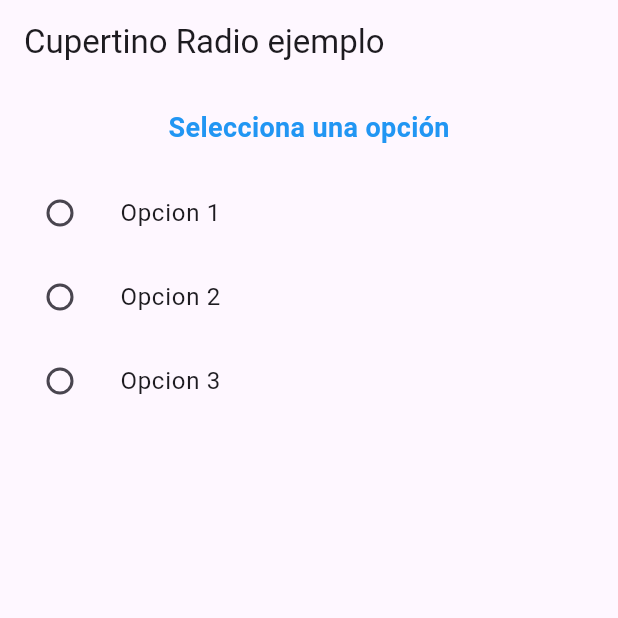
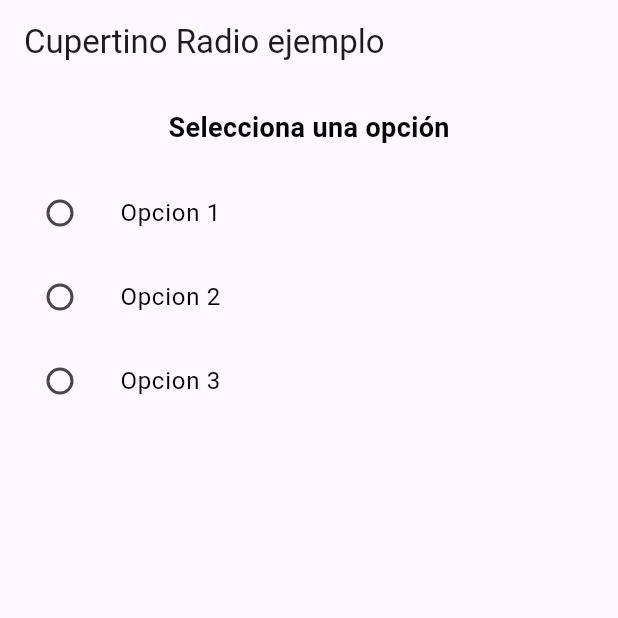
Before and after one commit to ALMIGHTO-GOD/trinas, a Flutter app: the screen it shows after launch, on a phone screen of 412 x 824 dp, the top half of it. Run offline on Flutter 3.47's test engine with Material 3 defaults, Android fonts, the light colour scheme and no system bars.

Commit message:
cambios nombre

```diff
--- a/lib/presentacion/CupertinoRadio.dart
+++ b/lib/presentacion/CupertinoRadio.dart
@@ -1,5 +1,9 @@
 import 'package:flutter/material.dart';
 
+
+//Licea Langarica
+//Alma Angelina Mercado Ramos
+//Jorge Adan Soria Chavarin
 class CupertinoRadio extends StatefulWidget {
   const CupertinoRadio({super.key});
 
@@ -10,12 +14,23 @@ class CupertinoRadio extends StatefulWidget {
 class _CupertinoRadioState extends State<CupertinoRadio> {
   int _selectedValue = 0;
 
+  Color _getColor(int value) {
+    switch (value) {
+      case 1:
+        return Colors.blueAccent;
+      case 2:
+        return Colors.redAccent;
+      case 3:
+        return Colors.purpleAccent;
+      default:
+        return Colors.black;
+    }
+  }
+
   @override
   Widget build(BuildContext context) {
     return Scaffold(
-      appBar: AppBar(
-        title: const Text('Cupertino Radio ejemplo'),
-      ),
+      appBar: AppBar(title: const Text('Cupertino Radio ejemplo')),
       body: Column(
         children: [
           Padding(
@@ -24,18 +39,27 @@ class _CupertinoRadioState extends State<CupertinoRadio> {
               _selectedValue == 0
                   ? 'Selecciona una opción'
                   : 'Opción ${_selectedValue} seleccionada',
-              style: const TextStyle(
+              style: TextStyle(
                 fontSize: 18,
                 fontWeight: FontWeight.bold,
-                color: Colors.blue,
+                color: _getColor(_selectedValue),
               ),
             ),
           ),
           ListTile(
-            title: const Text('Opcion 1'),
+            title: Text(
+              'Opcion 1',
+              style: TextStyle(
+                color: _selectedValue == 1 ? Colors.blueAccent : Colors.black,
+                fontWeight: _selectedValue == 1
+                    ? FontWeight.bold
+                    : FontWeight.normal,
+              ),
+            ),
             leading: Radio<int>(
               value: 1,
               groupValue: _selectedValue,
+              activeColor: Colors.blueAccent,
               onChanged: (int? value) {
                 setState(() {
                   _selectedValue = value!;
@@ -44,10 +68,19 @@ class _CupertinoRadioState extends State<CupertinoRadio> {
             ),
           ),
           ListTile(
-            title: const Text('Opcion 2'),
+            title: Text(
+              'Opcion 2',
+              style: TextStyle(
+                color: _selectedValue == 2 ? Colors.redAccent : Colors.black,
+                fontWeight: _selectedValue == 2
+                    ? FontWeight.bold
+                    : FontWeight.normal,
+              ),
+            ),
             leading: Radio<int>(
               value: 2,
               groupValue: _selectedValue,
+              activeColor: Colors.redAccent,
               onChanged: (int? value) {
                 setState(() {
                   _selectedValue = value!;
@@ -56,10 +89,19 @@ class _CupertinoRadioState extends State<CupertinoRadio> {
             ),
           ),
           ListTile(
-            title: const Text('Opcion 3'),
+            title: Text(
+              'Opcion 3',
+              style: TextStyle(
+                color: _selectedValue == 3 ? Colors.purpleAccent : Colors.black,
+                fontWeight: _selectedValue == 3
+                    ? FontWeight.bold
+                    : FontWeight.normal,
+              ),
+            ),
             leading: Radio<int>(
               value: 3,
               groupValue: _selectedValue,
+              activeColor: Colors.purpleAccent,
               onChanged: (int? value) {
                 setState(() {
                   _selectedValue = value!;
```
